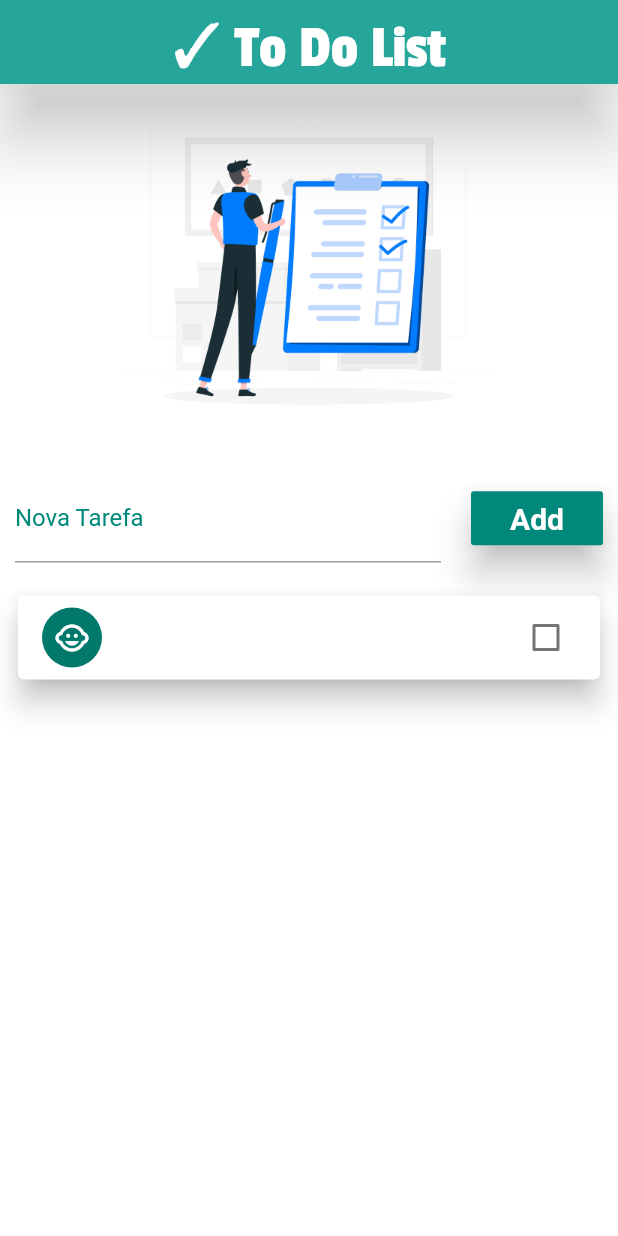
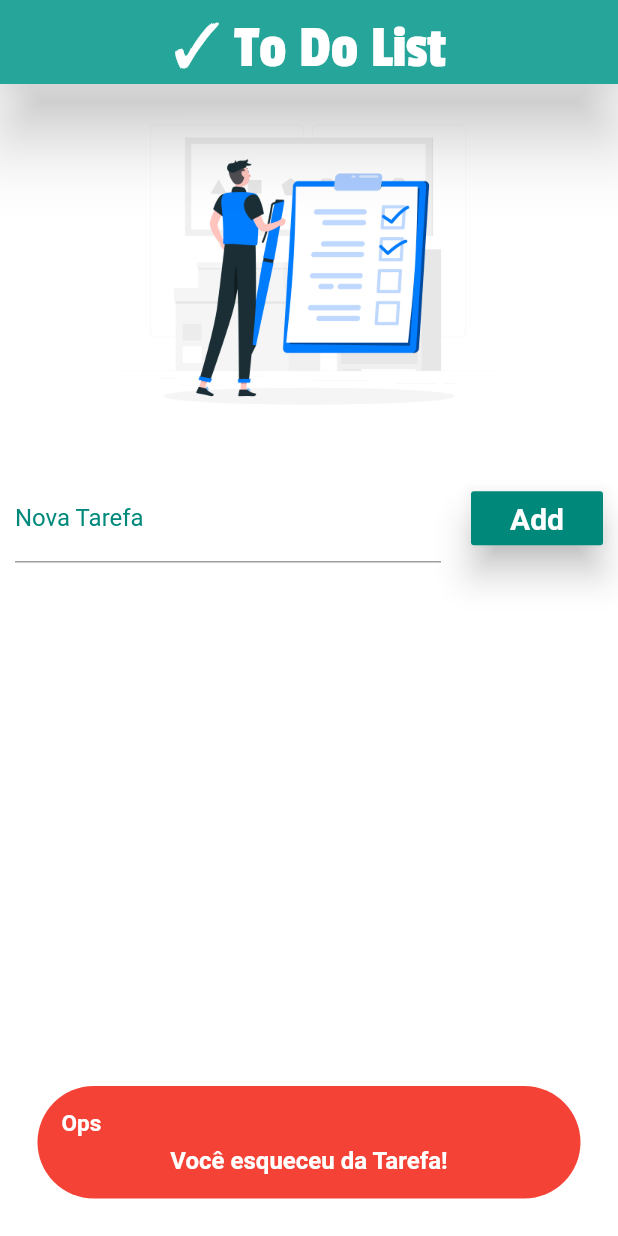
Before and after one commit to guilhermtorres/lista_tarefas, a Flutter app: the screen it shows after launch, after a tap on "Add", on a phone screen of 412 x 824 dp. Run offline on Flutter 3.47's test engine with Material 2 defaults, Android fonts, the phone set to English and light mode, and no system bars; our stand-ins replace flushbar.

Commit message:
Implementação da FlushBar e correção de bugs

```diff
--- /dev/null
+++ b/lib/src/utils/flushbar.dart
@@ -0,0 +1,56 @@
+import 'package:flushbar/flushbar.dart';
+import 'package:flutter/material.dart';
+
+class FlushBarWidget {
+  fodase({String title, bool error = false, BuildContext context, Function f}) {
+    Flushbar(
+      messageText: Text(
+        title,
+        style: TextStyle(
+          fontWeight: FontWeight.bold,
+          fontSize: 16,
+          color: Colors.white,
+        ),
+        textAlign: TextAlign.center,
+      ),
+      backgroundColor: error ? Theme.of(context).accentColor : Colors.red,
+      duration: Duration(seconds: 3),
+      flushbarPosition: FlushbarPosition.BOTTOM,
+      mainButton: FlatButton(
+        onPressed: () {
+          f();
+        },
+        child: Text(
+          'Desfazer',
+          style: TextStyle(
+            color: Colors.white,
+          ),
+        ),
+      ),
+      margin: EdgeInsets.all(20),
+      flushbarStyle: FlushbarStyle.FLOATING,
+    ).show(context);
+  }
+
+  check({
+    String title,
+    bool selected,
+    BuildContext context,
+  }) =>
+      Flushbar(
+        messageText: Text(
+          'Tarefa \"' + title + (selected ? '\" Concluída!' : ''),
+          style: TextStyle(
+            fontWeight: FontWeight.bold,
+            fontSize: 18,
+            color: Colors.white,
+          ),
+          textAlign: TextAlign.center,
+        ),
+        backgroundColor: selected ? Theme.of(context).accentColor : Colors.red,
+        margin: EdgeInsets.all(20),
+        flushbarStyle: FlushbarStyle.FLOATING,
+        flushbarPosition: selected ? FlushbarPosition.BOTTOM : FlushbarPosition.TOP,
+        duration: Duration(seconds: 3),
+      ).show(context);
+}
--- a/lib/src/views/home_views.dart
+++ b/lib/src/views/home_views.dart
@@ -1,7 +1,9 @@
 import 'dart:convert';
 import 'dart:io';
 import 'dart:async';
+import 'package:flushbar/flushbar.dart';
 import 'package:flutter/material.dart';
+import 'package:lista_tarefas/src/utils/flushbar.dart';
 import 'package:path_provider/path_provider.dart';
 
 class HomeView extends StatefulWidget {
@@ -25,14 +27,49 @@ class _HomeViewState extends State<HomeView> {
     });
   }
 
-  void addToDo() {
+  void addToDo(BuildContext context) {
     setState(() {
       Map<String, dynamic> newToDo = Map();
+      if (toDoController.text.isEmpty) {
+        Flushbar(
+          messageText: Text(
+            'Você esqueceu da Tarefa!',
+            style: TextStyle(
+              fontWeight: FontWeight.bold,
+              fontSize: 16,
+              color: Colors.white,
+            ),
+            textAlign: TextAlign.center,
+          ),
+          backgroundColor: Colors.red,
+          margin: EdgeInsets.all(25),
+          borderRadius: 50,
+          duration: Duration(seconds: 2),
+          title: 'Ops',
+        ).show(context);
+      } else if (toDoList.indexWhere((map) => map['title'] == toDoController.text) == -1) {
         newToDo['title'] = toDoController.text;
         toDoController.text = '';
         newToDo['ok'] = false;
         toDoList.add(newToDo);
         saveData();
+      } else {
+        Flushbar(
+          messageText: Text(
+            'Ops, essa tarefa já existe!',
+            style: TextStyle(
+              fontWeight: FontWeight.bold,
+              fontSize: 16,
+              color: Colors.white,
+            ),
+            textAlign: TextAlign.center,
+          ),
+          backgroundColor: Colors.red,
+          margin: EdgeInsets.all(25),
+          borderRadius: 50,
+          duration: Duration(seconds: 2),
+        ).show(context);
+      }
     });
   }
 
@@ -101,7 +138,7 @@ class _HomeViewState extends State<HomeView> {
                   child: RaisedButton(
                     elevation: 10,
                     color: Theme.of(context).accentColor,
-                    onPressed: addToDo,
+                    onPressed: () => addToDo(context),
                     child: Text(
                       'Add',
                       style: TextStyle(
@@ -120,6 +157,7 @@ class _HomeViewState extends State<HomeView> {
               child: RefreshIndicator(
                 onRefresh: refresh,
                 child: ListView.builder(
+                  shrinkWrap: true,
                   itemBuilder: buildItem,
                   itemCount: toDoList.length,
                 ),
@@ -165,25 +203,17 @@ class _HomeViewState extends State<HomeView> {
           lastRemovedPosition = index;
           toDoList.removeAt(index);
           saveData();
-
-          final snack = SnackBar(
-            content: Text(
-              'Tarefa \"${lastRemoved['title']}\" removida!',
-            ),
-            action: SnackBarAction(
-              label: 'Desfazer',
-              onPressed: () {
+          FlushBarWidget().fodase(
+            context: context,
+            error: true,
+            title: 'Tarefa \"${lastRemoved['title']}\" removida!',
+            f: () {
               setState(() {
                 toDoList.insert(lastRemovedPosition, lastRemoved);
                 saveData();
               });
             },
-            ),
-            duration: Duration(seconds: 3),
           );
-
-          Scaffold.of(context).removeCurrentSnackBar();
-          Scaffold.of(context).showSnackBar(snack);
         });
       },
       child: Card(
@@ -193,6 +223,12 @@ class _HomeViewState extends State<HomeView> {
             setState(() {
               toDoList[index]['ok'] = check;
               saveData();
+              if (check)
+                FlushBarWidget().check(
+                  title: toDoList[index]['title'],
+                  selected: check,
+                  context: context,
+                );
             });
           },
           value: toDoList[index]['ok'],
--- a/pubspec.yaml
+++ b/pubspec.yaml
@@ -24,6 +24,7 @@ dependencies:
   # Use with the CupertinoIcons class for iOS style icons.
   cupertino_icons: ^0.1.2
   path_provider: ^1.6.7
+  flushbar: 1.9.1
 
 dev_dependencies:
   flutter_test:
```
Also changed, not shown: pubspec.lock. Lines whose indentation alone changed are shown as unchanged.
